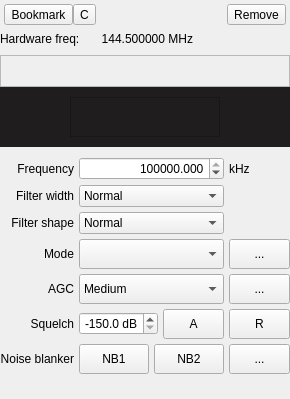
Old version of the form src/qtgui/dockrxopt.ui in the repository gqrx-sdr/gqrx.
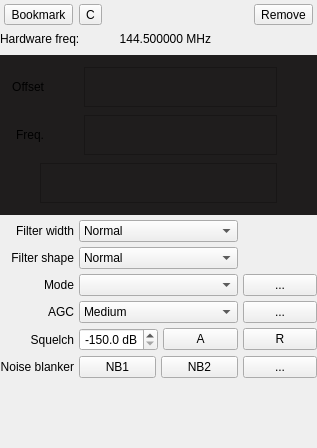
New version of the form. Icons and pictures are not drawn. Custom widgets are drawn as their Qt base class.

Commit message: replace dockrxopt freq spinbox with CFreqCtrl and change the dock layout

What changed in the file:
```diff
--- a/src/qtgui/dockrxopt.ui
+++ b/src/qtgui/dockrxopt.ui
@@ -6,8 +6,8 @@
    <rect>
     <x>0</x>
     <y>0</y>
-    <width>290</width>
-    <height>399</height>
+    <width>317</width>
+    <height>448</height>
    </rect>
   </property>
   <property name="sizePolicy">
@@ -49,6 +49,9 @@
      </property>
      <item>
       <layout class="QHBoxLayout" name="hlToolbar">
+       <property name="spacing">
+        <number>6</number>
+       </property>
        <property name="leftMargin">
         <number>4</number>
        </property>
@@ -90,6 +93,9 @@
          <property name="orientation">
           <enum>Qt::Horizontal</enum>
          </property>
+         <property name="sizeType">
+          <enum>QSizePolicy::MinimumExpanding</enum>
+         </property>
          <property name="sizeHint" stdset="0">
           <size>
            <width>40</width>
@@ -173,33 +179,7 @@
       </layout>
      </item>
      <item>
-      <widget class="CFreqCtrl" name="filterOffset">
-       <property name="sizePolicy">
-        <sizepolicy hsizetype="MinimumExpanding" vsizetype="Fixed">
-         <horstretch>0</horstretch>
-         <verstretch>0</verstretch>
-        </sizepolicy>
-       </property>
-       <property name="minimumSize">
-        <size>
-         <width>0</width>
-         <height>32</height>
-        </size>
-       </property>
-       <property name="toolTip">
-        <string>&lt;html&gt;&lt;head/&gt;&lt;body&gt;&lt;p&gt;Channel filter offset.&lt;br/&gt;
-This is an offset from the hardware RF frequency.&lt;/p&gt;&lt;/body&gt;&lt;/html&gt;</string>
-       </property>
-       <property name="frameShape">
-        <enum>QFrame::StyledPanel</enum>
-       </property>
-       <property name="frameShadow">
-        <enum>QFrame::Raised</enum>
-       </property>
-      </widget>
-     </item>
-     <item>
-      <widget class="QFrame" name="meterFrame">
+      <widget class="QFrame" name="darkFrame">
        <property name="autoFillBackground">
         <bool>false</bool>
        </property>
@@ -212,18 +192,220 @@
        <property name="lineWidth">
         <number>0</number>
        </property>
-       <layout class="QHBoxLayout" name="horizontalLayout_4">
+       <layout class="QVBoxLayout" name="verticalLayout_4">
+        <property name="spacing">
+         <number>8</number>
+        </property>
         <property name="leftMargin">
          <number>0</number>
         </property>
         <property name="topMargin">
-         <number>10</number>
+         <number>12</number>
         </property>
         <property name="rightMargin">
          <number>0</number>
         </property>
         <property name="bottomMargin">
-         <number>10</number>
+         <number>12</number>
+        </property>
+        <item>
+         <layout class="QHBoxLayout" name="offsetLayout" stretch="0,0,1,0">
+          <property name="spacing">
+           <number>0</number>
+          </property>
+          <property name="leftMargin">
+           <number>4</number>
+          </property>
+          <property name="topMargin">
+           <number>0</number>
+          </property>
+          <property name="rightMargin">
+           <number>0</number>
+          </property>
+          <property name="bottomMargin">
+           <number>0</number>
+          </property>
+          <item>
+           <widget class="QLabel" name="label_2">
+            <property name="minimumSize">
+             <size>
+              <width>40</width>
+              <height>0</height>
+             </size>
+            </property>
+            <property name="text">
+             <string>Offset</string>
+            </property>
+            <property name="alignment">
+             <set>Qt::AlignRight|Qt::AlignTrailing|Qt::AlignVCenter</set>
+            </property>
+           </widget>
+          </item>
+          <item>
+           <spacer name="horizontalSpacer_5">
+            <property name="orientation">
+             <enum>Qt::Horizontal</enum>
+            </property>
+            <property name="sizeHint" stdset="0">
+             <size>
+              <width>40</width>
+              <height>20</height>
+             </size>
+            </property>
+           </spacer>
+          </item>
+          <item>
+           <widget class="CFreqCtrl" name="filterOffset">
+            <property name="sizePolicy">
+             <sizepolicy hsizetype="Preferred" vsizetype="Fixed">
+              <horstretch>0</horstretch>
+              <verstretch>0</verstretch>
+             </sizepolicy>
+            </property>
+            <property name="minimumSize">
+             <size>
+              <width>30</width>
+              <height>40</height>
+             </size>
+            </property>
+            <property name="maximumSize">
+             <size>
+              <width>280</width>
+              <height>16777215</height>
+             </size>
+            </property>
+            <property name="toolTip">
+             <string>&lt;html&gt;&lt;head/&gt;&lt;body&gt;&lt;p&gt;Channel filter offset.&lt;br/&gt;
+This is an offset from the hardware RF frequency.&lt;/p&gt;&lt;/body&gt;&lt;/html&gt;</string>
+            </property>
+            <property name="frameShape">
+             <enum>QFrame::StyledPanel</enum>
+            </property>
+            <property name="frameShadow">
+             <enum>QFrame::Raised</enum>
+            </property>
+           </widget>
+          </item>
+          <item>
+           <spacer name="horizontalSpacer_6">
+            <property name="orientation">
+             <enum>Qt::Horizontal</enum>
+            </property>
+            <property name="sizeHint" stdset="0">
+             <size>
+              <width>40</width>
+              <height>20</height>
+             </size>
+            </property>
+           </spacer>
+          </item>
+         </layout>
+        </item>
+        <item>
+         <layout class="QHBoxLayout" name="freqLayout" stretch="0,0,1,0">
+          <property name="spacing">
+           <number>0</number>
+          </property>
+          <property name="leftMargin">
+           <number>4</number>
+          </property>
+          <property name="topMargin">
+           <number>0</number>
+          </property>
+          <property name="rightMargin">
+           <number>0</number>
+          </property>
+          <property name="bottomMargin">
+           <number>0</number>
+          </property>
+          <item>
+           <widget class="QLabel" name="label_3">
+            <property name="minimumSize">
+             <size>
+              <width>40</width>
+              <height>0</height>
+             </size>
+            </property>
+            <property name="text">
+             <string>Freq.</string>
+            </property>
+            <property name="alignment">
+             <set>Qt::AlignRight|Qt::AlignTrailing|Qt::AlignVCenter</set>
+            </property>
+           </widget>
+          </item>
+          <item>
+           <spacer name="horizontalSpacer_7">
+            <property name="orientation">
+             <enum>Qt::Horizontal</enum>
+            </property>
+            <property name="sizeHint" stdset="0">
+             <size>
+              <width>40</width>
+              <height>20</height>
+             </size>
+            </property>
+           </spacer>
+          </item>
+          <item>
+           <widget class="CFreqCtrl" name="filterFreq">
+            <property name="sizePolicy">
+             <sizepolicy hsizetype="Preferred" vsizetype="Fixed">
+              <horstretch>0</horstretch>
+              <verstretch>0</verstretch>
+             </sizepolicy>
+            </property>
+            <property name="minimumSize">
+             <size>
+              <width>30</width>
+              <height>40</height>
+             </size>
+            </property>
+            <property name="maximumSize">
+             <size>
+              <width>280</width>
+              <height>16777215</height>
+             </size>
+            </property>
+            <property name="frameShape">
+             <enum>QFrame::StyledPanel</enum>
+            </property>
+            <property name="frameShadow">
+             <enum>QFrame::Raised</enum>
+            </property>
+           </widget>
+          </item>
+          <item>
+           <spacer name="horizontalSpacer_8">
+            <property name="orientation">
+             <enum>Qt::Horizontal</enum>
+            </property>
+            <property name="sizeHint" stdset="0">
+             <size>
+              <width>40</width>
+              <height>20</height>
+             </size>
+            </property>
+           </spacer>
+          </item>
+         </layout>
+        </item>
+        <item>
+         <layout class="QHBoxLayout" name="meterLayout" stretch="0,1,0">
+          <property name="spacing">
+           <number>0</number>
+          </property>
+          <property name="leftMargin">
+           <number>0</number>
+          </property>
+          <property name="topMargin">
+           <number>0</number>
+          </property>
+          <property name="rightMargin">
+           <number>0</number>
+          </property>
+          <property name="bottomMargin">
+           <number>0</number>
         </property>
         <item>
          <spacer name="horizontalSpacer_2">
@@ -241,17 +423,23 @@
         <item>
          <widget class="CMeter" name="sMeter">
           <property name="sizePolicy">
-           <sizepolicy hsizetype="Fixed" vsizetype="Fixed">
+             <sizepolicy hsizetype="Preferred" vsizetype="Fixed">
             <horstretch>0</horstretch>
             <verstretch>0</verstretch>
            </sizepolicy>
           </property>
           <property name="minimumSize">
            <size>
-            <width>150</width>
+              <width>30</width>
             <height>40</height>
            </size>
           </property>
+            <property name="maximumSize">
+             <size>
+              <width>288</width>
+              <height>16777215</height>
+             </size>
+            </property>
           <property name="frameShape">
            <enum>QFrame::StyledPanel</enum>
           </property>
@@ -274,17 +462,19 @@
          </spacer>
         </item>
        </layout>
+        </item>
+       </layout>
       </widget>
      </item>
      <item>
       <layout class="QGridLayout" name="gridLayout">
        <property name="topMargin">
-        <number>10</number>
+        <number>5</number>
        </property>
        <property name="spacing">
         <number>5</number>
        </property>
-       <item row="5" column="0">
+       <item row="4" column="0">
         <widget class="QLabel" name="sqlLabel">
          <property name="sizePolicy">
           <sizepolicy hsizetype="Preferred" vsizetype="Preferred">
@@ -304,7 +494,7 @@
         </widget>
        </item>
        <item row="4" column="2">
-        <widget class="QPushButton" name="agcButton">
+        <widget class="QPushButton" name="resetSquelchButton">
          <property name="sizePolicy">
           <sizepolicy hsizetype="Minimum" vsizetype="Fixed">
            <horstretch>0</horstretch>
@@ -314,7 +504,7 @@
          <property name="minimumSize">
           <size>
            <width>50</width>
-           <height>30</height>
+           <height>0</height>
           </size>
          </property>
          <property name="maximumSize">
@@ -330,7 +520,7 @@
           <string>AGC options</string>
          </property>
          <property name="text">
-          <string>...</string>
+          <string>R</string>
          </property>
          <property name="iconSize">
           <size>
@@ -338,210 +528,9 @@
            <height>16</height>
           </size>
          </property>
-         <property name="checked">
-          <bool>false</bool>
-         </property>
         </widget>
        </item>
-       <item row="3" column="1">
-        <widget class="QComboBox" name="modeSelector">
-         <property name="sizePolicy">
-          <sizepolicy hsizetype="MinimumExpanding" vsizetype="Preferred">
-           <horstretch>0</horstretch>
-           <verstretch>0</verstretch>
-          </sizepolicy>
-         </property>
-         <property name="toolTip">
-          <string>Demodulator type (mode)</string>
-         </property>
-         <property name="statusTip">
-          <string>Demodulator type (mode)</string>
-         </property>
-         <property name="accessibleName">
-          <string>Mode</string>
-         </property>
-         <property name="currentIndex">
-          <number>-1</number>
-         </property>
-         <property name="maxVisibleItems">
-          <number>30</number>
-         </property>
-        </widget>
-       </item>
-       <item row="6" column="2">
-        <widget class="QPushButton" name="nbOptButton">
-         <property name="sizePolicy">
-          <sizepolicy hsizetype="Minimum" vsizetype="Fixed">
-           <horstretch>0</horstretch>
-           <verstretch>0</verstretch>
-          </sizepolicy>
-         </property>
-         <property name="minimumSize">
-          <size>
-           <width>50</width>
-           <height>30</height>
-          </size>
-         </property>
-         <property name="maximumSize">
-          <size>
-           <width>16777215</width>
-           <height>16777215</height>
-          </size>
-         </property>
-         <property name="toolTip">
-          <string>Noise blanker options</string>
-         </property>
-         <property name="whatsThis">
-          <string>Noise blanker options</string>
-         </property>
-         <property name="accessibleName">
-          <string>Noise blanker options</string>
-         </property>
-         <property name="text">
-          <string>...</string>
-         </property>
-        </widget>
-       </item>
-       <item row="1" column="1">
-        <widget class="QComboBox" name="filterCombo">
-         <property name="enabled">
-          <bool>true</bool>
-         </property>
-         <property name="sizePolicy">
-          <sizepolicy hsizetype="MinimumExpanding" vsizetype="Fixed">
-           <horstretch>0</horstretch>
-           <verstretch>0</verstretch>
-          </sizepolicy>
-         </property>
-         <property name="toolTip">
-          <string>Apply mode dependent filter preset</string>
-         </property>
-         <property name="accessibleName">
-          <string>Filter width</string>
-         </property>
-         <property name="currentIndex">
-          <number>1</number>
-         </property>
-         <item>
-          <property name="text">
-           <string>Wide</string>
-          </property>
-         </item>
-         <item>
-          <property name="text">
-           <string>Normal</string>
-          </property>
-         </item>
-         <item>
-          <property name="text">
-           <string>Narrow</string>
-          </property>
-         </item>
-         <item>
-          <property name="text">
-           <string>User</string>
-          </property>
-         </item>
-        </widget>
-       </item>
-       <item row="3" column="0">
-        <widget class="QLabel" name="demodLabel">
-         <property name="sizePolicy">
-          <sizepolicy hsizetype="Preferred" vsizetype="Preferred">
-           <horstretch>0</horstretch>
-           <verstretch>0</verstretch>
-          </sizepolicy>
-         </property>
-         <property name="text">
-          <string>Mode</string>
-         </property>
-         <property name="alignment">
-          <set>Qt::AlignRight|Qt::AlignTrailing|Qt::AlignVCenter</set>
-         </property>
-         <property name="margin">
-          <number>0</number>
-         </property>
-         <property name="indent">
-          <number>-1</number>
-         </property>
-        </widget>
-       </item>
-       <item row="6" column="0">
-        <widget class="QLabel" name="label">
-         <property name="sizePolicy">
-          <sizepolicy hsizetype="Preferred" vsizetype="Preferred">
-           <horstretch>0</horstretch>
-           <verstretch>0</verstretch>
-          </sizepolicy>
-         </property>
-         <property name="toolTip">
-          <string>Noise blanker settings</string>
-         </property>
-         <property name="text">
-          <string>Noise blanker</string>
-         </property>
-         <property name="alignment">
-          <set>Qt::AlignRight|Qt::AlignTrailing|Qt::AlignVCenter</set>
-         </property>
-        </widget>
-       </item>
-       <item row="2" column="0">
-        <widget class="QLabel" name="filterShapeLabel">
-         <property name="sizePolicy">
-          <sizepolicy hsizetype="Preferred" vsizetype="Preferred">
-           <horstretch>0</horstretch>
-           <verstretch>0</verstretch>
-          </sizepolicy>
-         </property>
-         <property name="text">
-          <string>Filter shape</string>
-         </property>
-         <property name="alignment">
-          <set>Qt::AlignRight|Qt::AlignTrailing|Qt::AlignVCenter</set>
-         </property>
-        </widget>
-       </item>
-       <item row="3" column="2">
-        <widget class="QPushButton" name="modeButton">
-         <property name="sizePolicy">
-          <sizepolicy hsizetype="Minimum" vsizetype="Fixed">
-           <horstretch>0</horstretch>
-           <verstretch>0</verstretch>
-          </sizepolicy>
-         </property>
-         <property name="minimumSize">
-          <size>
-           <width>50</width>
-           <height>30</height>
-          </size>
-         </property>
-         <property name="maximumSize">
-          <size>
-           <width>16777215</width>
-           <height>16777215</height>
-          </size>
-         </property>
-         <property name="toolTip">
-          <string>Demodulator options</string>
-         </property>
-         <property name="accessibleName">
-          <string>Mode options</string>
-         </property>
-         <property name="text">
-          <string>...</string>
-         </property>
-         <property name="iconSize">
-          <size>
-           <width>16</width>
-           <height>16</height>
-          </size>
-         </property>
-         <property name="checked">
-          <bool>false</bool>
-         </property>
-        </widget>
-       </item>
-       <item row="1" column="0">
+       <item row="0" column="0">
         <widget class="QLabel" name="filterLabel">
          <property name="sizePolicy">
           <sizepolicy hsizetype="Preferred" vsizetype="Preferred">
@@ -557,29 +546,94 @@
          </property>
         </widget>
        </item>
-       <item row="4" column="0">
-        <widget class="QLabel" name="agcLabel">
-         <property name="sizePolicy">
-          <sizepolicy hsizetype="Preferred" vsizetype="Preferred">
-           <horstretch>0</horstretch>
-           <verstretch>0</verstretch>
-          </sizepolicy>
-         </property>
-         <property name="text">
-          <string>AGC</string>
-         </property>
-         <property name="alignment">
-          <set>Qt::AlignRight|Qt::AlignTrailing|Qt::AlignVCenter</set>
-         </property>
-        </widget>
-       </item>
        <item row="4" column="1">
+        <layout class="QHBoxLayout" name="horizontalLayout_2">
+         <item>
+          <widget class="QDoubleSpinBox" name="sqlSpinBox">
+           <property name="sizePolicy">
+            <sizepolicy hsizetype="MinimumExpanding" vsizetype="Fixed">
+             <horstretch>0</horstretch>
+             <verstretch>0</verstretch>
+            </sizepolicy>
+           </property>
+           <property name="toolTip">
+            <string>Squelch level in dB below full scale</string>
+           </property>
+           <property name="accessibleName">
+            <string>Squelch</string>
+           </property>
+           <property name="alignment">
+            <set>Qt::AlignRight|Qt::AlignTrailing|Qt::AlignVCenter</set>
+           </property>
+           <property name="accelerated">
+            <bool>true</bool>
+           </property>
+           <property name="suffix">
+            <string> dB</string>
+           </property>
+           <property name="decimals">
+            <number>1</number>
+           </property>
+           <property name="minimum">
+            <double>-150.000000000000000</double>
+           </property>
+           <property name="maximum">
+            <double>0.000000000000000</double>
+           </property>
+           <property name="singleStep">
+            <double>1.000000000000000</double>
+           </property>
+           <property name="value">
+            <double>-150.000000000000000</double>
+           </property>
+          </widget>
+         </item>
+         <item>
+          <widget class="QPushButton" name="autoSquelchButton">
+           <property name="sizePolicy">
+            <sizepolicy hsizetype="Minimum" vsizetype="Fixed">
+             <horstretch>0</horstretch>
+             <verstretch>0</verstretch>
+            </sizepolicy>
+           </property>
+           <property name="minimumSize">
+            <size>
+             <width>50</width>
+             <height>0</height>
+            </size>
+           </property>
+           <property name="maximumSize">
+            <size>
+             <width>16777215</width>
+             <height>16777215</height>
+            </size>
+           </property>
+           <property name="toolTip">
+            <string>Set squelch to the current signal or noise level</string>
+           </property>
+           <property name="accessibleName">
+            <string>Auto squelch</string>
+           </property>
+           <property name="text">
+            <string>A</string>
+           </property>
+           <property name="iconSize">
+            <size>
+             <width>16</width>
+             <height>16</height>
+            </size>
+           </property>
+          </widget>
+         </item>
+        </layout>
+       </item>
+       <item row="3" column="1">
         <widget class="QComboBox" name="agcPresetCombo">
          <property name="enabled">
           <bool>true</bool>
          </property>
          <property name="sizePolicy">
-          <sizepolicy hsizetype="MinimumExpanding" vsizetype="Preferred">
+          <sizepolicy hsizetype="MinimumExpanding" vsizetype="Fixed">
            <horstretch>0</horstretch>
            <verstretch>0</verstretch>
           </sizepolicy>
@@ -620,7 +674,66 @@
          </item>
         </widget>
        </item>
+       <item row="5" column="2">
+        <widget class="QPushButton" name="nbOptButton">
+         <property name="sizePolicy">
+          <sizepolicy hsizetype="Minimum" vsizetype="Fixed">
+           <horstretch>0</horstretch>
+           <verstretch>0</verstretch>
+          </sizepolicy>
+         </property>
+         <property name="minimumSize">
+          <size>
+           <width>50</width>
+           <height>0</height>
+          </size>
+         </property>
+         <property name="maximumSize">
+          <size>
+           <width>16777215</width>
+           <height>16777215</height>
+          </size>
+         </property>
+         <property name="toolTip">
+          <string>Noise blanker options</string>
+         </property>
+         <property name="whatsThis">
+          <string>Noise blanker options</string>
+         </property>
+         <property name="accessibleName">
+          <string>Noise blanker options</string>
+         </property>
+         <property name="text">
+          <string>...</string>
+         </property>
+        </widget>
+       </item>
        <item row="2" column="1">
+        <widget class="QComboBox" name="modeSelector">
+         <property name="sizePolicy">
+          <sizepolicy hsizetype="MinimumExpanding" vsizetype="Fixed">
+           <horstretch>0</horstretch>
+           <verstretch>0</verstretch>
+          </sizepolicy>
+         </property>
+         <property name="toolTip">
+          <string>Demodulator type (mode)</string>
+         </property>
+         <property name="statusTip">
+          <string>Demodulator type (mode)</string>
+         </property>
+         <property name="accessibleName">
+          <string>Mode</string>
+         </property>
+         <property name="currentIndex">
+          <number>-1</number>
+         </property>
+         <property name="maxVisibleItems">
+          <number>30</number>
+         </property>
+        </widget>
+       </item>
+       <item row="1" column="1">
         <widget class="QComboBox" name="filterShapeCombo">
          <property name="sizePolicy">
           <sizepolicy hsizetype="MinimumExpanding" vsizetype="Fixed">
@@ -654,7 +767,23 @@
          </item>
         </widget>
        </item>
-       <item row="6" column="1">
+       <item row="3" column="0">
+        <widget class="QLabel" name="agcLabel">
+         <property name="sizePolicy">
+          <sizepolicy hsizetype="Preferred" vsizetype="Preferred">
+           <horstretch>0</horstretch>
+           <verstretch>0</verstretch>
+          </sizepolicy>
+         </property>
+         <property name="text">
+          <string>AGC</string>
+         </property>
+         <property name="alignment">
+          <set>Qt::AlignRight|Qt::AlignTrailing|Qt::AlignVCenter</set>
+         </property>
+        </widget>
+       </item>
+       <item row="5" column="1">
         <layout class="QHBoxLayout" name="horizontalLayout">
          <property name="spacing">
           <number>5</number>
@@ -665,7 +794,7 @@
             <bool>true</bool>
            </property>
            <property name="sizePolicy">
-            <sizepolicy hsizetype="MinimumExpanding" vsizetype="Preferred">
+            <sizepolicy hsizetype="MinimumExpanding" vsizetype="Fixed">
              <horstretch>0</horstretch>
              <verstretch>0</verstretch>
             </sizepolicy>
@@ -673,7 +802,7 @@
            <property name="minimumSize">
             <size>
              <width>50</width>
-             <height>30</height>
+             <height>0</height>
             </size>
            </property>
            <property name="maximumSize">
@@ -705,7 +834,7 @@
             <bool>true</bool>
            </property>
            <property name="sizePolicy">
-            <sizepolicy hsizetype="MinimumExpanding" vsizetype="Preferred">
+            <sizepolicy hsizetype="MinimumExpanding" vsizetype="Fixed">
              <horstretch>0</horstretch>
              <verstretch>0</verstretch>
             </sizepolicy>
@@ -713,7 +842,7 @@
            <property name="minimumSize">
             <size>
              <width>50</width>
-             <height>30</height>
+             <height>0</height>
             </size>
            </property>
            <property name="maximumSize">
@@ -741,147 +870,158 @@
          </item>
         </layout>
        </item>
-       <item row="0" column="0">
-        <widget class="QLabel" name="label_2">
+       <item row="2" column="0">
+        <widget class="QLabel" name="demodLabel">
+         <property name="sizePolicy">
+          <sizepolicy hsizetype="Preferred" vsizetype="Preferred">
+           <horstretch>0</horstretch>
+           <verstretch>0</verstretch>
+          </sizepolicy>
+         </property>
          <property name="text">
-          <string>Frequency</string>
+          <string>Mode</string>
          </property>
          <property name="alignment">
           <set>Qt::AlignRight|Qt::AlignTrailing|Qt::AlignVCenter</set>
+         </property>
+         <property name="margin">
+          <number>0</number>
+         </property>
+         <property name="indent">
+          <number>-1</number>
+         </property>
+        </widget>
+       </item>
+       <item row="2" column="2">
+        <widget class="QPushButton" name="modeButton">
+         <property name="sizePolicy">
+          <sizepolicy hsizetype="Minimum" vsizetype="Fixed">
+           <horstretch>0</horstretch>
+           <verstretch>0</verstretch>
+          </sizepolicy>
+         </property>
+         <property name="minimumSize">
+          <size>
+           <width>50</width>
+           <height>0</height>
+          </size>
+         </property>
+         <property name="maximumSize">
+          <size>
+           <width>16777215</width>
+           <height>16777215</height>
+          </size>
+         </property>
+         <property name="toolTip">
+          <string>Demodulator options</string>
+         </property>
+         <property name="accessibleName">
+          <string>Mode options</string>
+         </property>
+         <property name="text">
+          <string>...</string>
+         </property>
+         <property name="iconSize">
+          <size>
+           <width>16</width>
+           <height>16</height>
+          </size>
+         </property>
+         <property name="checked">
+          <bool>false</bool>
+         </property>
+        </widget>
+       </item>
+       <item row="3" column="2">
+        <widget class="QPushButton" name="agcButton">
+         <property name="sizePolicy">
+          <sizepolicy hsizetype="Minimum" vsizetype="Fixed">
+           <horstretch>0</horstretch>
+           <verstretch>0</verstretch>
+          </sizepolicy>
+         </property>
+         <property name="minimumSize">
+          <size>
+           <width>50</width>
+           <height>0</height>
+          </size>
+         </property>
+         <property name="maximumSize">
+          <size>
+           <width>16777215</width>
+           <height>16777215</height>
+          </size>
+         </property>
+         <property name="toolTip">
+          <string>AGC options</string>
+         </property>
+         <property name="accessibleName">
+          <string>AGC options</string>
+         </property>
+         <property name="text">
+          <string>...</string>
+         </property>
+         <property name="iconSize">
+          <size>
+           <width>16</width>
+           <height>16</height>
+          </size>
+         </property>
+         <property name="checked">
+          <bool>false</bool>
          </property>
         </widget>
        </item>
        <item row="0" column="1">
-        <widget class="QDoubleSpinBox" name="freqSpinBox">
-         <property name="toolTip">
-          <string>Receiver frequency</string>
-         </property>
-         <property name="accessibleName">
-          <string>Frequency</string>
-         </property>
-         <property name="alignment">
-          <set>Qt::AlignRight|Qt::AlignTrailing|Qt::AlignVCenter</set>
-         </property>
-         <property name="decimals">
-          <number>3</number>
-         </property>
-         <property name="minimum">
-          <double>24000.000000000000000</double>
-         </property>
-         <property name="maximum">
-          <double>2200000.000000000000000</double>
-         </property>
-         <property name="value">
-          <double>144500.000000000000000</double>
-         </property>
-        </widget>
-       </item>
-       <item row="0" column="2">
-        <widget class="QLabel" name="label_3">
-         <property name="text">
-          <string>kHz</string>
-         </property>
-        </widget>
-       </item>
-       <item row="5" column="2">
-        <widget class="QPushButton" name="resetSquelchButton">
-         <property name="sizePolicy">
-          <sizepolicy hsizetype="Minimum" vsizetype="Fixed">
-           <horstretch>0</horstretch>
-           <verstretch>0</verstretch>
-          </sizepolicy>
-         </property>
-         <property name="minimumSize">
-          <size>
-           <width>50</width>
-           <height>30</height>
-          </size>
-         </property>
-         <property name="maximumSize">
-          <size>
-           <width>16777215</width>
-           <height>16777215</height>
-          </size>
-         </property>
-         <property name="toolTip">
-          <string>Reset squelch to its default value</string>
-         </property>
-         <property name="accessibleName">
-          <string>Auto squelch</string>
-         </property>
-         <property name="text">
-          <string>R</string>
-         </property>
-         <property name="iconSize">
-          <size>
-           <width>16</width>
-           <height>16</height>
-          </size>
-         </property>
-        </widget>
-       </item>
-       <item row="5" column="1">
-        <layout class="QHBoxLayout" name="horizontalLayout_2">
-         <item>
-          <widget class="QDoubleSpinBox" name="sqlSpinBox">
-           <property name="sizePolicy">
-            <sizepolicy hsizetype="MinimumExpanding" vsizetype="Fixed">
-             <horstretch>0</horstretch>
-             <verstretch>0</verstretch>
-            </sizepolicy>
-           </property>
-           <property name="toolTip">
-            <string>Squelch level in dB below full scale</string>
-           </property>
-           <property name="accessibleName">
-            <string>Squelch</string>
-           </property>
-           <property name="alignment">
-            <set>Qt::AlignRight|Qt::AlignTrailing|Qt::AlignVCenter</set>
-           </property>
-           <property name="accelerated">
+        <widget class="QComboBox" name="filterCombo">
+         <property name="enabled">
             <bool>true</bool>
            </property>
-           <property name="suffix">
-            <string> dB</string>
-           </property>
-           <property name="decimals">
+         <property name="sizePolicy">
+          <sizepolicy hsizetype="MinimumExpanding" vsizetype="Fixed">
+           <horstretch>0</horstretch>
+           <verstretch>0</verstretch>
+          </sizepolicy>
+         </property>
+         <property name="toolTip">
+          <string>Apply mode dependent filter preset</string>
+         </property>
+         <property name="accessibleName">
+          <string>Filter width</string>
+         </property>
+         <property name="currentIndex">
             <number>1</number>
            </property>
-           <property name="minimum">
-            <double>-150.000000000000000</double>
-           </property>
-           <property name="maximum">
-            <double>0.000000000000000</double>
-           </property>
-           <property name="singleStep">
-            <double>1.000000000000000</double>
-           </property>
-           <property name="value">
-            <double>-150.000000000000000</double>
-           </property>
-          </widget>
-         </item>
-         <item>
-          <widget class="QPushButton" name="autoSquelchButton">
+         <item>
+          <property name="text">
+           <string>Wide</string>
+          </property>
+         </item>
+         <item>
+          <property name="text">
+           <string>Normal</string>
+          </property>
+         </item>
+         <item>
+          <property name="text">
+           <string>Narrow</string>
+          </property>
+         </item>
+         <item>
+          <property name="text">
+           <string>User</string>
+          </property>
+         </item>
+        </widget>
+       </item>
+       <item row="5" column="0">
+        <widget class="QLabel" name="label">
            <property name="sizePolicy">
-            <sizepolicy hsizetype="Minimum" vsizetype="Fixed">
+          <sizepolicy hsizetype="Preferred" vsizetype="Preferred">
              <horstretch>0</horstretch>
              <verstretch>0</verstretch>
             </sizepolicy>
            </property>
-           <property name="minimumSize">
-            <size>
-             <width>50</width>
-             <height>30</height>
-            </size>
-           </property>
-           <property name="maximumSize">
-            <size>
-             <width>16777215</width>
-             <height>16777215</height>
-            </size>
-           </property>
            <property name="toolTip">
             <string>Set squelch to the current signal or noise level</string>
            </property>
@@ -889,17 +1029,28 @@
             <string>Auto squelch</string>
            </property>
            <property name="text">
-            <string>A</string>
-           </property>
-           <property name="iconSize">
-            <size>
-             <width>16</width>
-             <height>16</height>
-            </size>
+          <string>Noise blanker</string>
+         </property>
+         <property name="alignment">
+          <set>Qt::AlignRight|Qt::AlignTrailing|Qt::AlignVCenter</set>
            </property>
           </widget>
          </item>
-        </layout>
+       <item row="1" column="0">
+        <widget class="QLabel" name="filterShapeLabel">
+         <property name="sizePolicy">
+          <sizepolicy hsizetype="Preferred" vsizetype="Preferred">
+           <horstretch>0</horstretch>
+           <verstretch>0</verstretch>
+          </sizepolicy>
+         </property>
+         <property name="text">
+          <string>Filter shape</string>
+         </property>
+         <property name="alignment">
+          <set>Qt::AlignRight|Qt::AlignTrailing|Qt::AlignVCenter</set>
+         </property>
+        </widget>
        </item>
       </layout>
      </item>
@@ -910,8 +1061,8 @@
        </property>
        <property name="sizeHint" stdset="0">
         <size>
-         <width>0</width>
-         <height>0</height>
+         <width>20</width>
+         <height>40</height>
         </size>
        </property>
       </spacer>
```
Left out of the diff: 12 changed lines with no effect on the pictures. Lines whose indentation alone changed are shown as unchanged. The commit also changes 3 other files.
